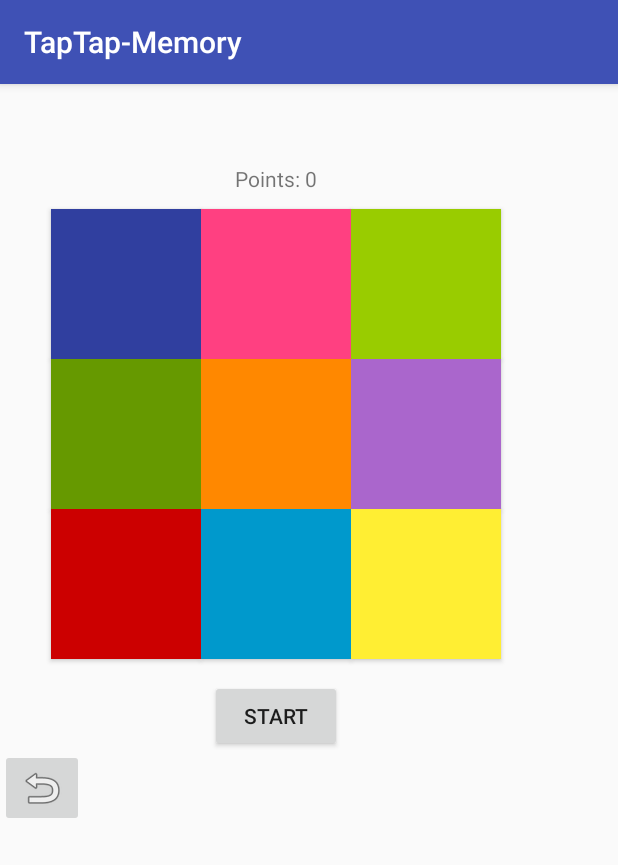
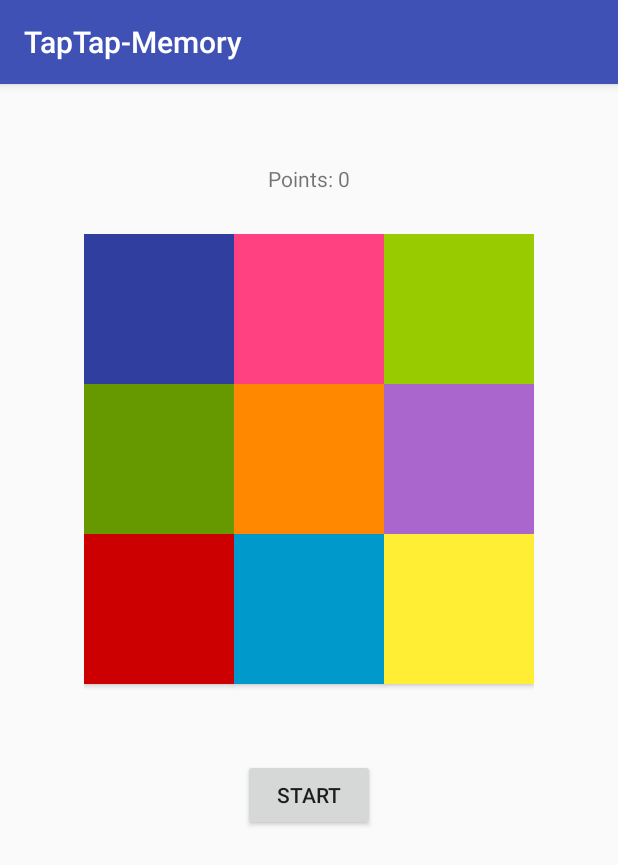
Before and after one commit to UNFDanmark/SDC2017-TapTapMemory, an Android app: the ThirdActivity screen opened directly, with no data from a screen before it, on a phone screen of 412 x 824 dp. Shown: the top 865 px of the screen. Run offline under Robolectric (Android 15) with nearby library versions, the phone set to English and light mode, and no system bars.

Commit message:
Layout formating fix, start of toast fix.

```diff
--- a/app/src/main/res/layout/activity_third.xml
+++ b/app/src/main/res/layout/activity_third.xml
@@ -1,86 +1,59 @@
 <?xml version="1.0" encoding="utf-8"?>
-<android.support.constraint.ConstraintLayout xmlns:android="http://schemas.android.com/apk/res/android"
+<RelativeLayout xmlns:android="http://schemas.android.com/apk/res/android"
     xmlns:app="http://schemas.android.com/apk/res-auto"
     xmlns:tools="http://schemas.android.com/tools"
+    android:id="@+id/relativeLay3"
     android:layout_width="match_parent"
-    android:layout_height="match_parent"
-    tools:context="software.unf.dk.simonsaysworkingproject.ThirdActivity">
+    android:layout_height="wrap_content"
+    tools:context="software.unf.dk.simonsaysworkingproject.MainActivity"
+    tools:layout_editor_absoluteX="8dp"
+    tools:layout_editor_absoluteY="8dp">
 
     <RelativeLayout
-        android:id="@+id/relativeLay3"
-        android:layout_width="368dp"
-        android:layout_height="495dp"
-        tools:layout_editor_absoluteX="8dp"
-        tools:layout_editor_absoluteY="8dp">
+        android:layout_width="wrap_content"
+        android:layout_height="wrap_content"
+        android:layout_centerHorizontal="true"
+        android:layout_marginTop="100dp">
 
-        <ImageButton
-            android:id="@+id/imageButton2"
-            android:layout_width="wrap_content"
-            android:layout_height="wrap_content"
-            android:layout_alignParentBottom="true"
-            android:layout_alignParentLeft="true"
-            android:layout_alignParentStart="true"
-            android:onClick="back"
-            app:srcCompat="@android:drawable/ic_menu_revert" />
+        <Button
+            android:id="@+id/blueButton"
+            android:layout_width="100dp"
+            android:layout_height="100dp"
+            android:layout_below="@+id/orangeButton"
+            android:layout_toRightOf="@+id/greenButton"
+            android:background="@android:color/holo_blue_dark"
+            android:onClick="save4" />
+
+        <Button
+            android:id="@+id/redButton"
+            android:layout_width="100dp"
+            android:layout_height="100dp"
+            android:layout_below="@+id/greenButton"
+            android:layout_toLeftOf="@+id/blueButton"
+            android:layout_toStartOf="@+id/blueButton"
+            android:background="@android:color/holo_red_dark"
+            android:onClick="save3" />
+
+        <Button
+            android:id="@+id/orangeButton"
+            android:layout_width="100dp"
+            android:layout_height="100dp"
+            android:layout_alignTop="@+id/greenButton"
+            android:layout_toEndOf="@+id/greenButton"
+            android:layout_toRightOf="@+id/greenButton"
+            android:background="@android:color/holo_orange_dark"
+            android:onClick="save2" />
 
         <Button
             android:id="@+id/greenButton"
             android:layout_width="100dp"
             android:layout_height="100dp"
+            android:layout_alignParentLeft="true"
+            android:layout_alignParentStart="true"
+            android:layout_alignParentTop="true"
+            android:layout_marginTop="100dp"
             android:background="@android:color/holo_green_dark"
-            android:onClick="save1"
-            android:layout_alignBottom="@+id/orangeButton"
-            android:layout_toLeftOf="@+id/orangeButton"
-            android:layout_toStartOf="@+id/orangeButton" />
-
-        <Button
-            android:id="@+id/orangeButton"
-            android:layout_width="100dp"
-            android:layout_height="100dp"
-            android:background="@android:color/holo_orange_dark"
-            android:onClick="save2"
-            android:layout_above="@+id/blueButton"
-            android:layout_centerHorizontal="true" />
-
-        <Button
-            android:id="@+id/redButton"
-            android:layout_width="100dp"
-            android:layout_height="100dp"
-            android:background="@android:color/holo_red_dark"
-            android:onClick="save3"
-            android:layout_alignBottom="@+id/blueButton"
-            android:layout_toLeftOf="@+id/blueButton"
-            android:layout_toStartOf="@+id/blueButton" />
-
-        <Button
-            android:id="@+id/blueButton"
-            android:layout_width="100dp"
-            android:layout_height="100dp"
-            android:background="@android:color/holo_blue_dark"
-            android:onClick="save4"
-            android:layout_above="@+id/startButton"
-            android:layout_toRightOf="@+id/greenButton"
-            android:layout_toEndOf="@+id/greenButton"
-            android:layout_marginBottom="14dp" />
-
-        <Button
-            android:id="@+id/startButton"
-            android:layout_width="wrap_content"
-            android:layout_height="wrap_content"
-            android:layout_alignParentBottom="true"
-            android:layout_centerHorizontal="true"
-            android:layout_marginBottom="50dp"
-            android:onClick="start"
-            android:text="Start" />
-
-        <TextView
-            android:id="@+id/points"
-            android:layout_width="wrap_content"
-            android:layout_height="wrap_content"
-            android:layout_alignParentTop="true"
-            android:layout_centerHorizontal="true"
-            android:layout_marginTop="53dp"
-            android:text="0 POINTS" />
+            android:onClick="save1" />
 
         <Button
             android:id="@+id/purpleButton"
@@ -96,31 +69,28 @@
             android:id="@+id/yellowButton"
             android:layout_width="100dp"
             android:layout_height="100dp"
+            android:layout_alignBottom="@+id/blueButton"
+            android:layout_toEndOf="@+id/blueButton"
+            android:layout_toRightOf="@+id/blueButton"
             android:background="#ffee33"
-            android:onClick="save6"
-            android:layout_alignBottom="@+id/blueButton"
-            android:layout_toRightOf="@+id/blueButton"
-            android:layout_toEndOf="@+id/blueButton" />
+            android:onClick="save6" />
 
         <Button
             android:id="@+id/darkblueButton"
             android:layout_width="100dp"
             android:layout_height="100dp"
             android:background="@color/colorPrimaryDark"
-            android:layout_above="@+id/orangeButton"
-            android:layout_alignLeft="@+id/greenButton"
-            android:layout_alignStart="@+id/greenButton"
-            android:onClick="save7"/>
+            android:onClick="save7" />
 
         <Button
             android:id="@+id/pinkButton"
             android:layout_width="100dp"
             android:layout_height="100dp"
+            android:layout_alignBottom="@+id/darkblueButton"
+            android:layout_toEndOf="@+id/greenButton"
+            android:layout_toRightOf="@+id/greenButton"
             android:background="@color/colorAccent"
-            android:layout_alignBottom="@+id/darkblueButton"
-            android:layout_toRightOf="@+id/greenButton"
-            android:layout_toEndOf="@+id/greenButton"
-            android:onClick="save8"/>
+            android:onClick="save8" />
 
         <Button
             android:id="@+id/lightgreenButton"
@@ -130,6 +100,27 @@
             android:layout_toEndOf="@+id/pinkButton"
             android:layout_toRightOf="@+id/pinkButton"
             android:background="@android:color/holo_green_light"
-            android:onClick="save9"/>
+            android:onClick="save9" />
+
+        <Button
+            android:id="@+id/startButton"
+            android:layout_width="wrap_content"
+            android:layout_height="wrap_content"
+            android:layout_below="@id/redButton"
+            android:layout_centerHorizontal="true"
+            android:layout_marginTop="50dp"
+            android:onClick="start"
+            android:text="Start" />
     </RelativeLayout>
-</android.support.constraint.ConstraintLayout>
+
+    <TextView
+        android:id="@+id/points"
+        android:layout_width="wrap_content"
+        android:layout_height="wrap_content"
+        android:layout_alignParentTop="true"
+        android:layout_centerHorizontal="true"
+        android:layout_marginTop="53dp"
+        android:text="0 POINTS" />
+
+
+</RelativeLayout>
```
Also changed, not shown: app/src/main/res/layout/activity_main.xml (+11 -10 lines), app/src/main/res/layout/activity_second.xml (+63 -55 lines).
